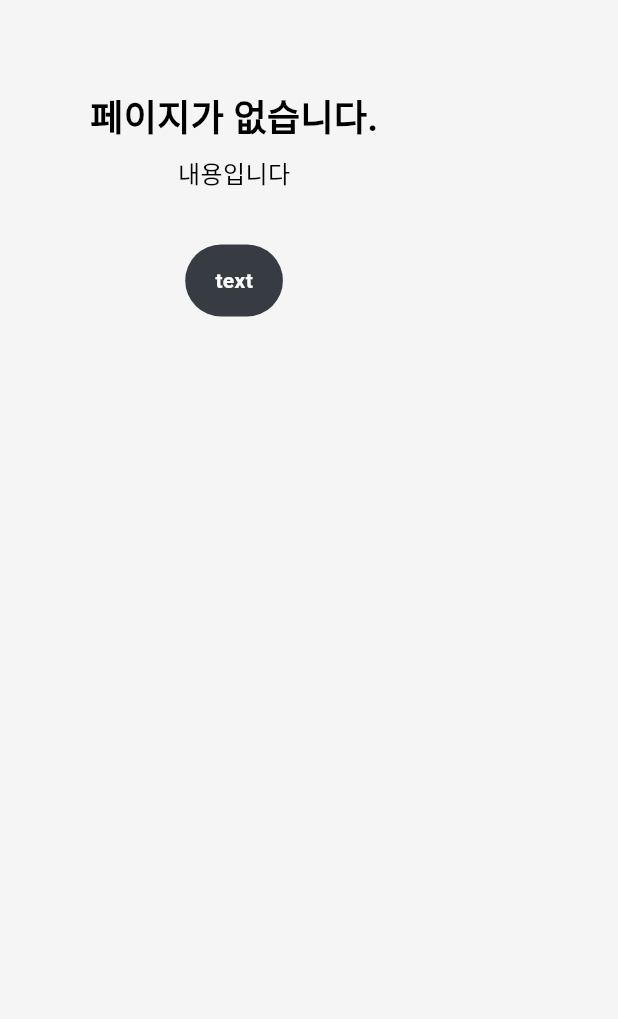
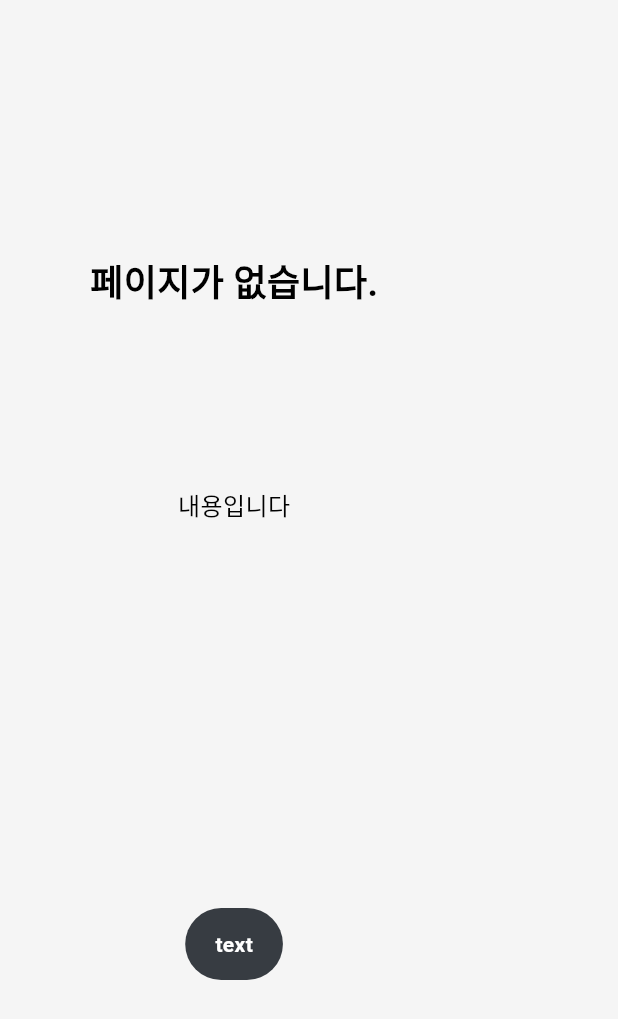
Before and after one commit to soojubm/new-bussiness, a Flutter app: the Result widget shown alone on an empty page, opened directly, on a phone screen of 412 x 824 dp. Shown: the top 1019 px of the screen. Run offline on Flutter 3.47's test engine with Material 3 defaults, Android fonts, the phone set to English and light mode, and no system bars; our stand-ins replace cloud_firestore, firebase_auth, firebase_core, flutter_riverpod, flutter_svg, google_sign_in and 2 more; accounts and stored records are empty; generated files the repository leaves out were written again; network calls fail; project files that could hold a hidden picture were left out.

Commit message:
Create result widget

```diff
--- a/lib/widgets/result.dart
+++ b/lib/widgets/result.dart
@@ -1,5 +1,6 @@
 import 'package:flutter/material.dart';
 import 'package:flutter_application_1/widgets/custom_button.dart';
+import 'package:flutter_application_1/widgets/custom_column.dart';
 import 'package:flutter_application_1/widgets/custom_text.dart';
 
 class Result extends StatelessWidget {
@@ -13,9 +14,8 @@ class Result extends StatelessWidget {
 
   @override
   Widget build(BuildContext context) {
-    return Padding(
+    return CustomColumn(
       padding: const EdgeInsets.all(60.0),
-      child: Column(
       spacing: 8,
       children: [
         CustomText(variant: 'title', text: title),
@@ -27,7 +27,6 @@ class Result extends StatelessWidget {
           onPressed: () => {},
         ),
       ],
-      ),
     );
   }
 }
```
Lines whose indentation alone changed are shown as unchanged.
